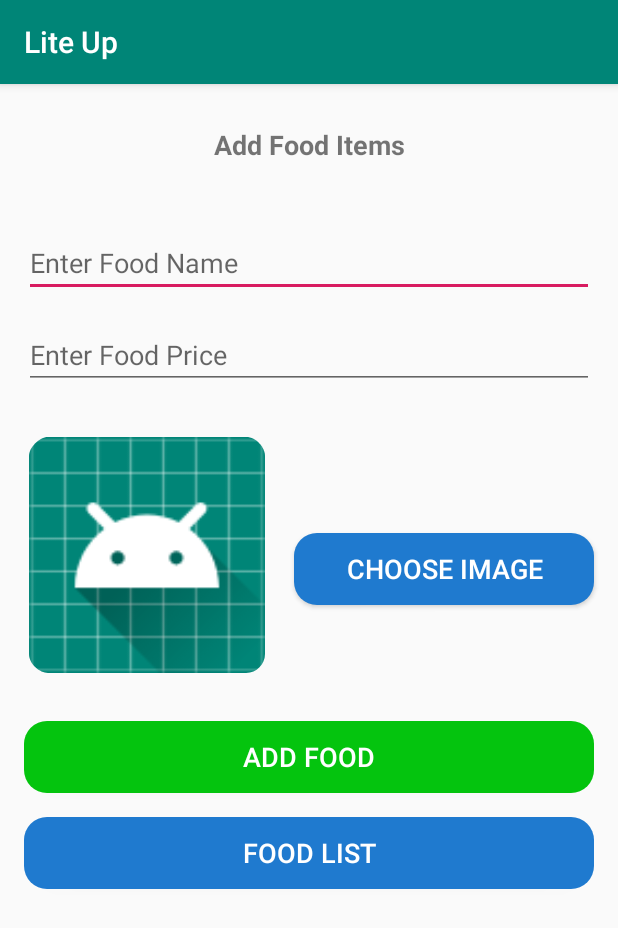
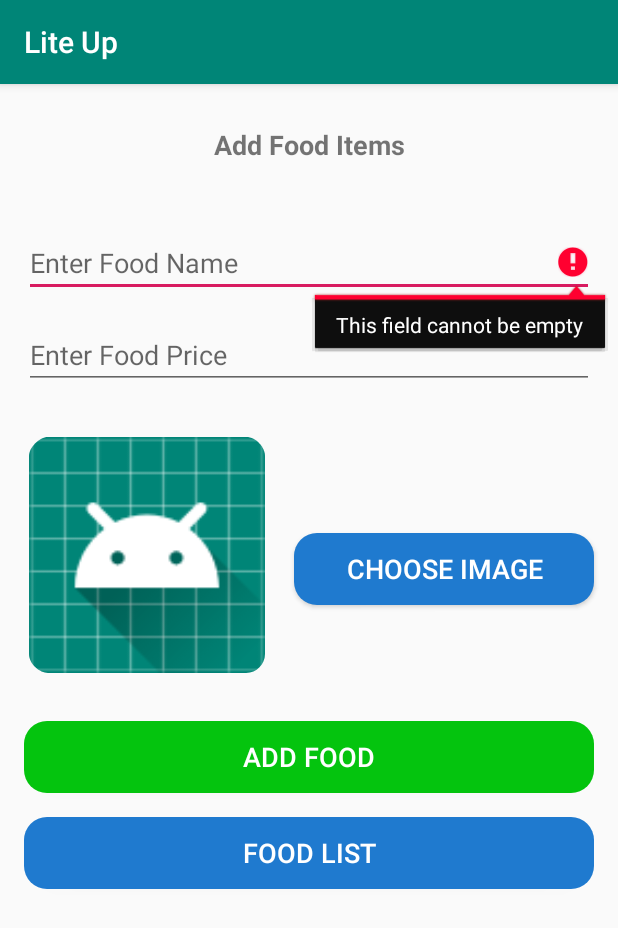
Before and after one commit to mrmAadil/Lite-Up, an Android app: the screen it shows after launch (AddFoodActivity), after a tap on "ADD FOOD", on a phone screen of 412 x 824 dp. Shown: the top 928 px of the screen. Run offline under Robolectric (Android 15) with nearby library versions, the phone set to English and light mode, and no system bars.

Commit message:
Lite Up first commit by aadil Food Management validtions added to inputs

```diff
--- a/app/src/main/java/com/example/liteup/AddFoodActivity.java
+++ b/app/src/main/java/com/example/liteup/AddFoodActivity.java
@@ -42,6 +42,7 @@ public class AddFoodActivity extends AppCompatActivity {
         init();
 
         sqLiteHelper = new FoodDBHelper(this,"LiteUP.db",null,1);
+        //sqLiteHelper.queryData("DROP TABLE FOODS");
         sqLiteHelper.queryData("CREATE TABLE IF NOT EXISTS FOODS (id INTEGER PRIMARY KEY AUTOINCREMENT,name VARCHAR,price VARCHAR,image BLOG) ");
 
         btnChoose.setOnClickListener(new View.OnClickListener(){
@@ -68,22 +69,36 @@ public class AddFoodActivity extends AppCompatActivity {
         btnAddFood.setOnClickListener(new View.OnClickListener() {
             @Override
             public void onClick(View view) {
-                try{
+
+                String FoodName = editName.getText().toString();
+                String FoodPrice =  editPrice.getText().toString();
+
+                if(FoodName.isEmpty()){
+                    editName.setError("This field cannot be empty");
+                }
+                else if(FoodPrice.isEmpty()){
+                    editPrice.setError("This field cannot be empty");
+                }
+                else {
+                    try {
                         sqLiteHelper.insertFood(
                                 editName.getText().toString().trim(),
                                 editPrice.getText().toString().trim(),
                                 imageViewToByte(imageView)
                         );
 
-                    Toast.makeText(getApplicationContext(),"Food Added !",Toast.LENGTH_SHORT).show();
+                        Toast.makeText(getApplicationContext(), "Food Added !", Toast.LENGTH_SHORT).show();
                         editName.setText("");
                         editPrice.setText("");
                         imageView.setImageResource(R.mipmap.ic_launcher);
-                }catch(Exception e) {
+
+                    } catch (Exception e) {
                         e.printStackTrace();
                     }
                 }
+            }
         });
+
 
         btnFoodList.setOnClickListener(new View.OnClickListener() {
             @Override
--- a/app/src/main/java/com/example/liteup/FoodListActivity.java
+++ b/app/src/main/java/com/example/liteup/FoodListActivity.java
@@ -52,7 +52,7 @@ public class FoodListActivity extends AppCompatActivity {
         list.clear();
         while(cursor.moveToNext()){
             int id = cursor.getInt(0);
-            String name = cursor.getString(1);
+            String name =  cursor.getString(1);
             String price = cursor.getString(2);
             byte[] image = cursor.getBlob(3);
 
--- a/app/src/main/java/com/example/liteup/FoodListAdapter.java
+++ b/app/src/main/java/com/example/liteup/FoodListAdapter.java
@@ -67,7 +67,7 @@ public class FoodListAdapter extends BaseAdapter {
         Food food = foodList.get(position);
 
         holder.textName.setText(food.getName());
-        holder.textPrice.setText(food.getPrice());
+        holder.textPrice.setText("Rs "+food.getPrice());
 
         byte[] foodImage = food.getImage();
         Bitmap bitmap = BitmapFactory.decodeByteArray(foodImage, 0,foodImage.length);
```
Lines whose indentation alone changed are shown as unchanged.
